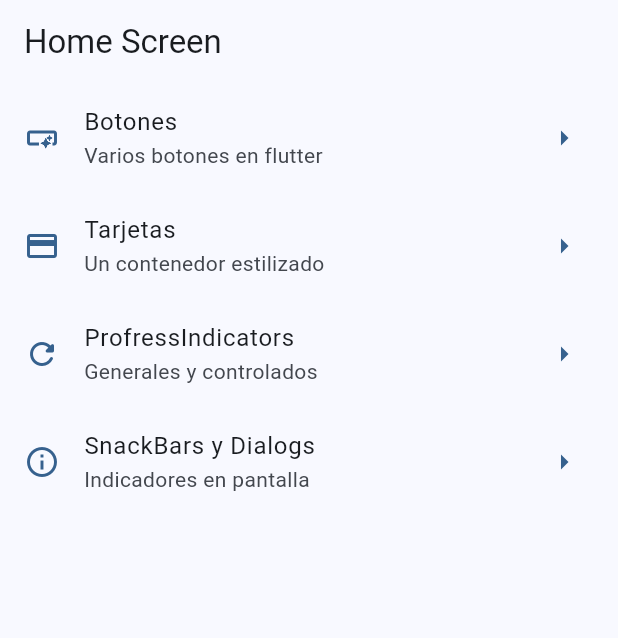
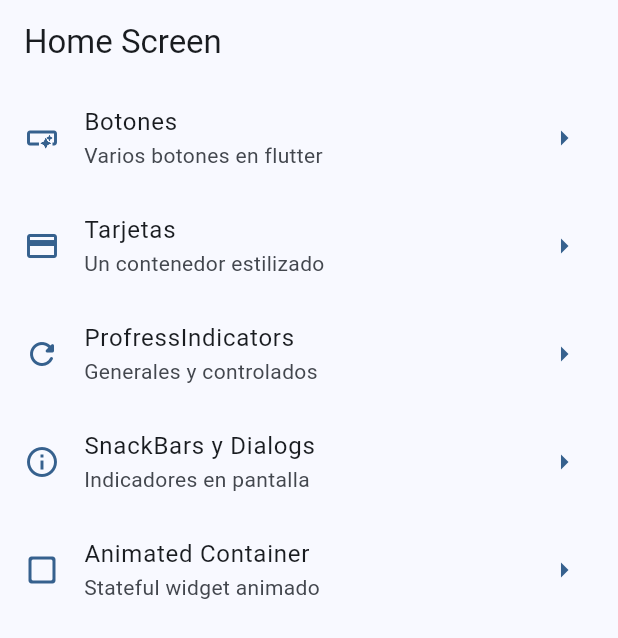
Before and after one commit to JulianRivers/widget_app, a Flutter app: the screen it shows after launch, on a phone screen of 412 x 824 dp. Shown: the top 638 px of the screen. Run offline on Flutter 3.47's test engine with Material 2 defaults, Android fonts, the phone set to English and light mode, and no system bars; our stand-ins replace go_router.

Commit message:
animated container finished

```diff
--- a/lib/config/router/app_router.dart
+++ b/lib/config/router/app_router.dart
@@ -31,5 +31,10 @@ final appRouter = GoRouter(
       name: SnackbarScreen.name,
       builder: (context, state) => const SnackbarScreen(),
     ),
+    GoRoute(
+      path: '/animated',
+      name: AnimatedScreen.name,
+      builder: (context, state) => const AnimatedScreen(),
+    ),
   ],
 );
--- a/lib/menu/menu_item.dart
+++ b/lib/menu/menu_item.dart
@@ -34,4 +34,9 @@ const appMenuItems = <MenuItem>[
       subTitle: 'Indicadores en pantalla',
       link: '/snackbars',
       icon: Icons.info_outline),
+  MenuItem(
+      title: 'Animated Container',
+      subTitle: 'Stateful widget animado',
+      link: '/animated',
+      icon: Icons.check_box_outline_blank_rounded),
 ];
```
Also changed, not shown: lib/presentation/screens/animated/animated_scree.dart (+42 -3 lines).
